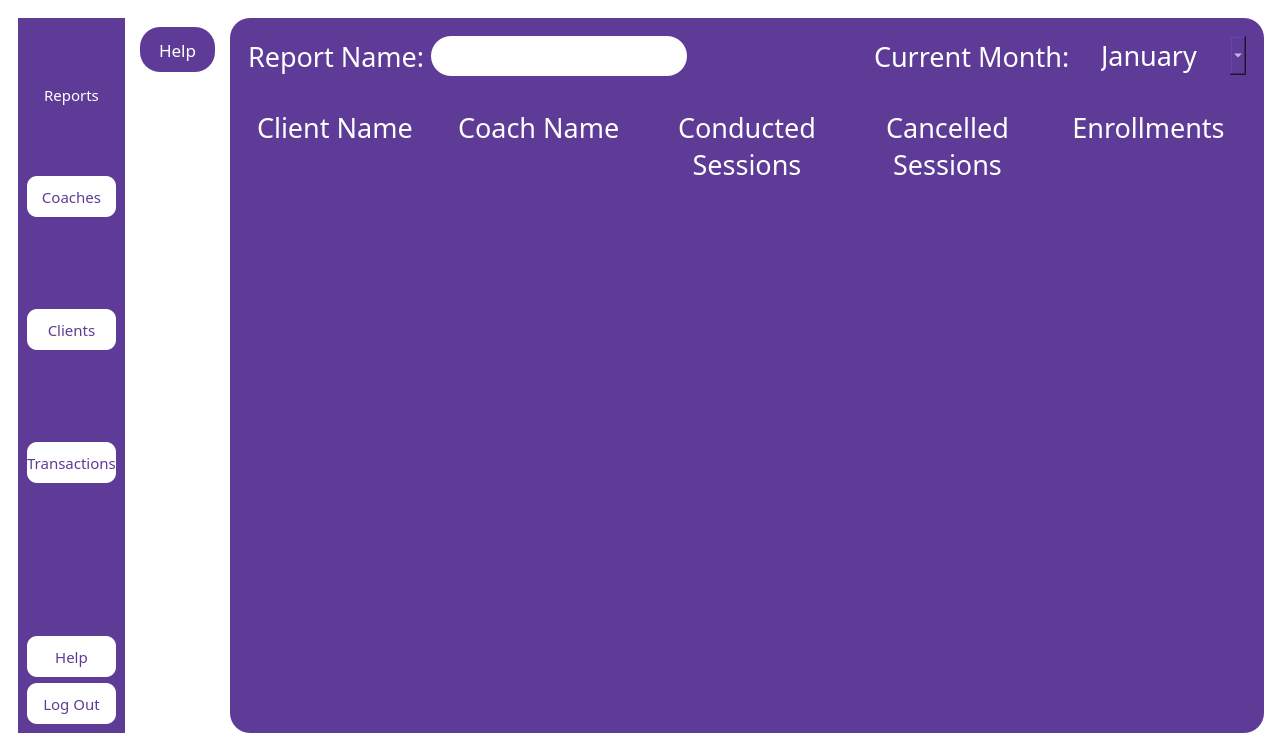
The window that qt/auditorclientsreports.ui (e-zeks/softeng) describes before a commit, drawn with Qt 5.
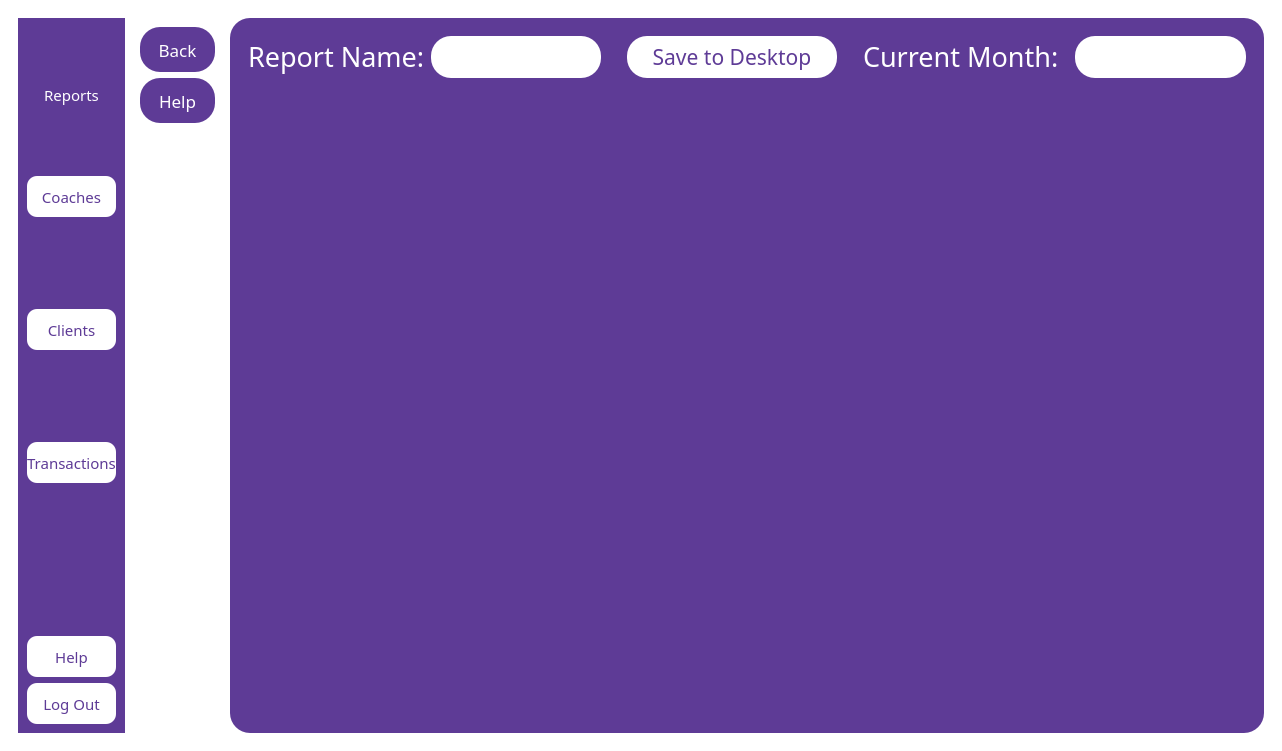
The same window after the commit. Icons and pictures are not drawn.

What changed in the file:
```diff
--- a/qt/auditorclientsreports.ui
+++ b/qt/auditorclientsreports.ui
@@ -308,6 +308,39 @@
           </sizepolicy>
          </property>
          <layout class="QVBoxLayout" name="verticalLayout_3">
+          <item>
+           <widget class="QPushButton" name="back">
+            <property name="sizePolicy">
+             <sizepolicy hsizetype="Fixed" vsizetype="Fixed">
+              <horstretch>0</horstretch>
+              <verstretch>0</verstretch>
+             </sizepolicy>
+            </property>
+            <property name="minimumSize">
+             <size>
+              <width>75</width>
+              <height>45</height>
+             </size>
+            </property>
+            <property name="font">
+             <font>
+              <family>Arial Black</family>
+              <pointsize>13</pointsize>
+             </font>
+            </property>
+            <property name="styleSheet">
+             <string notr="true">QPushButton
+{
+background-color: #5e3b96;
+color:white;
+ border-radius:20px;
+}</string>
+            </property>
+            <property name="text">
+             <string>Back</string>
+            </property>
+           </widget>
+          </item>
           <item>
            <widget class="QPushButton" name="help_2">
             <property name="sizePolicy">
@@ -370,7 +403,7 @@
           <item>
            <widget class="QWidget" name="widget_6" native="true">
             <property name="sizePolicy">
-             <sizepolicy hsizetype="Preferred" vsizetype="Maximum">
+             <sizepolicy hsizetype="Preferred" vsizetype="Preferred">
               <horstretch>0</horstretch>
               <verstretch>0</verstretch>
              </sizepolicy>
@@ -381,6 +414,12 @@
               <height>50</height>
              </size>
             </property>
+            <property name="maximumSize">
+             <size>
+              <width>16777215</width>
+              <height>60</height>
+             </size>
+            </property>
             <property name="font">
              <font>
               <pointsize>10</pointsize>
@@ -389,6 +428,12 @@
             <layout class="QHBoxLayout" name="horizontalLayout_2">
              <item>
               <widget class="QLabel" name="label_3">
+               <property name="sizePolicy">
+                <sizepolicy hsizetype="Preferred" vsizetype="Fixed">
+                 <horstretch>0</horstretch>
+                 <verstretch>0</verstretch>
+                </sizepolicy>
+               </property>
                <property name="font">
                 <font>
                  <family>Arial Black</family>
@@ -409,15 +454,15 @@
              <item>
               <widget class="QTextEdit" name="reportname">
                <property name="sizePolicy">
-                <sizepolicy hsizetype="Expanding" vsizetype="Minimum">
+                <sizepolicy hsizetype="Minimum" vsizetype="Fixed">
                  <horstretch>0</horstretch>
                  <verstretch>0</verstretch>
                 </sizepolicy>
                </property>
                <property name="minimumSize">
                 <size>
-                 <width>0</width>
-                 <height>40</height>
+                 <width>40</width>
+                 <height>20</height>
                 </size>
                </property>
                <property name="font">
@@ -435,14 +480,64 @@
                </property>
               </widget>
              </item>
+             <item>
+              <spacer name="horizontalSpacer_3">
+               <property name="orientation">
+                <enum>Qt::Orientation::Horizontal</enum>
+               </property>
+               <property name="sizeType">
+                <enum>QSizePolicy::Policy::Fixed</enum>
+               </property>
+               <property name="sizeHint" stdset="0">
+                <size>
+                 <width>20</width>
+                 <height>20</height>
+                </size>
+               </property>
+              </spacer>
+             </item>
+             <item>
+              <widget class="QPushButton" name="savetodesktop">
+               <property name="sizePolicy">
+                <sizepolicy hsizetype="Preferred" vsizetype="Preferred">
+                 <horstretch>0</horstretch>
+                 <verstretch>0</verstretch>
+                </sizepolicy>
+               </property>
+               <property name="minimumSize">
+                <size>
+                 <width>210</width>
+                 <height>20</height>
+                </size>
+               </property>
+               <property name="font">
+                <font>
+                 <family>Arial Black</family>
+                 <pointsize>16</pointsize>
+                </font>
+               </property>
+               <property name="styleSheet">
+                <string notr="true">QPushButton{
+background-color:white;
+color:#5e3b96;
+}</string>
+               </property>
+               <property name="text">
+                <string>Save to Desktop</string>
+               </property>
+              </widget>
+             </item>
              <item>
               <spacer name="horizontalSpacer">
                <property name="orientation">
                 <enum>Qt::Orientation::Horizontal</enum>
                </property>
+               <property name="sizeType">
+                <enum>QSizePolicy::Policy::Fixed</enum>
+               </property>
                <property name="sizeHint" stdset="0">
                 <size>
-                 <width>13</width>
+                 <width>20</width>
                  <height>20</height>
                 </size>
                </property>
@@ -450,6 +545,12 @@
              </item>
              <item>
               <widget class="QLabel" name="label_4">
+               <property name="sizePolicy">
+                <sizepolicy hsizetype="Preferred" vsizetype="Fixed">
+                 <horstretch>0</horstretch>
+                 <verstretch>0</verstretch>
+                </sizepolicy>
+               </property>
                <property name="font">
                 <font>
                  <family>Arial Black</family>
@@ -477,37 +578,39 @@
                </property>
                <property name="sizeHint" stdset="0">
                 <size>
-                 <width>20</width>
+                 <width>10</width>
                  <height>20</height>
                 </size>
                </property>
               </spacer>
              </item>
              <item>
-              <widget class="QComboBox" name="currentmonth">
+              <widget class="QTextEdit" name="currentmonth">
+               <property name="sizePolicy">
+                <sizepolicy hsizetype="Minimum" vsizetype="Fixed">
+                 <horstretch>0</horstretch>
+                 <verstretch>0</verstretch>
+                </sizepolicy>
+               </property>
                <property name="minimumSize">
                 <size>
-                 <width>150</width>
-                 <height>0</height>
+                 <width>40</width>
+                 <height>20</height>
                 </size>
                </property>
                <property name="font">
                 <font>
                  <family>Arial Black</family>
-                 <pointsize>20</pointsize>
+                 <pointsize>16</pointsize>
                 </font>
                </property>
                <property name="styleSheet">
-                <string notr="true">QComboBox
+                <string notr="true">QTextEdit
 {
-color:white;
+color:#5e3b96;
+background-color:white;
 }</string>
                </property>
-               <item>
-                <property name="text">
-                 <string>January</string>
-                </property>
-               </item>
               </widget>
              </item>
             </layout>
@@ -517,284 +620,7 @@
            <widget class="QWidget" name="widget_7" native="true">
             <layout class="QHBoxLayout" name="horizontalLayout_4">
              <item>
-              <widget class="QWidget" name="widget_15" native="true">
-               <layout class="QVBoxLayout" name="verticalLayout_12">
-                <item>
-                 <widget class="QLabel" name="label_9">
-                  <property name="font">
-                   <font>
-                    <family>Arial Black</family>
-                    <pointsize>20</pointsize>
-                   </font>
-                  </property>
-                  <property name="styleSheet">
-                   <string notr="true">QLabel
-{
-color:white;
-}</string>
-                  </property>
-                  <property name="text">
-                   <string>Client Name</string>
-                  </property>
-                 </widget>
-                </item>
-                <item>
-                 <spacer name="verticalSpacer_7">
-                  <property name="orientation">
-                   <enum>Qt::Orientation::Vertical</enum>
-                  </property>
-                  <property name="sizeType">
-                   <enum>QSizePolicy::Policy::Fixed</enum>
-                  </property>
-                  <property name="sizeHint" stdset="0">
-                   <size>
-                    <width>20</width>
-                    <height>60</height>
-                   </size>
-                  </property>
-                 </spacer>
-                </item>
-                <item>
-                 <widget class="QTextEdit" name="clientnamelist">
-                  <property name="font">
-                   <font>
-                    <family>Arial Black</family>
-                    <pointsize>18</pointsize>
-                   </font>
-                  </property>
-                  <property name="styleSheet">
-                   <string notr="true">QTextEdit{
-color:white;
-}</string>
-                  </property>
-                 </widget>
-                </item>
-               </layout>
-              </widget>
-             </item>
-             <item>
-              <widget class="QWidget" name="widget_11" native="true">
-               <layout class="QVBoxLayout" name="verticalLayout_6">
-                <item>
-                 <widget class="QLabel" name="label_5">
-                  <property name="font">
-                   <font>
-                    <family>Arial Black</family>
-                    <pointsize>20</pointsize>
-                   </font>
-                  </property>
-                  <property name="styleSheet">
-                   <string notr="true">QLabel
-{
-color:white;
-}</string>
-                  </property>
-                  <property name="text">
-                   <string>Coach Name</string>
-                  </property>
-                 </widget>
-                </item>
-                <item>
-                 <spacer name="verticalSpacer_3">
-                  <property name="orientation">
-                   <enum>Qt::Orientation::Vertical</enum>
-                  </property>
-                  <property name="sizeType">
-                   <enum>QSizePolicy::Policy::Fixed</enum>
-                  </property>
-                  <property name="sizeHint" stdset="0">
-                   <size>
-                    <width>20</width>
-                    <height>60</height>
-                   </size>
-                  </property>
-                 </spacer>
-                </item>
-                <item>
-                 <widget class="QTextEdit" name="coachnamelist">
-                  <property name="font">
-                   <font>
-                    <family>Arial Black</family>
-                    <pointsize>18</pointsize>
-                   </font>
-                  </property>
-                  <property name="styleSheet">
-                   <string notr="true">QTextEdit{
-color:white;
-}</string>
-                  </property>
-                 </widget>
-                </item>
-               </layout>
-              </widget>
-             </item>
-             <item>
-              <widget class="QWidget" name="widget_12" native="true">
-               <layout class="QVBoxLayout" name="verticalLayout_8">
-                <item>
-                 <widget class="QLabel" name="label_6">
-                  <property name="font">
-                   <font>
-                    <family>Arial Black</family>
-                    <pointsize>20</pointsize>
-                   </font>
-                  </property>
-                  <property name="styleSheet">
-                   <string notr="true">QLabel
-{
-color:white;
-}</string>
-                  </property>
-                  <property name="text">
-                   <string>&lt;html&gt;&lt;head/&gt;&lt;body&gt;&lt;p align=&quot;center&quot;&gt;Conducted&lt;br/&gt;Sessions&lt;/p&gt;&lt;/body&gt;&lt;/html&gt;</string>
-                  </property>
-                 </widget>
-                </item>
-                <item>
-                 <spacer name="verticalSpacer_4">
-                  <property name="orientation">
-                   <enum>Qt::Orientation::Vertical</enum>
-                  </property>
-                  <property name="sizeType">
-                   <enum>QSizePolicy::Policy::Fixed</enum>
-                  </property>
-                  <property name="sizeHint" stdset="0">
-                   <size>
-                    <width>20</width>
-                    <height>20</height>
-                   </size>
-                  </property>
-                 </spacer>
-                </item>
-                <item>
-                 <widget class="QTextEdit" name="conductedsessionslist">
-                  <property name="font">
-                   <font>
-                    <family>Arial Black</family>
-                    <pointsize>18</pointsize>
-                   </font>
-                  </property>
-                  <property name="styleSheet">
-                   <string notr="true">QTextEdit{
-color:white;
-}</string>
-                  </property>
-                 </widget>
-                </item>
-               </layout>
-              </widget>
-             </item>
-             <item>
-              <widget class="QWidget" name="widget_13" native="true">
-               <layout class="QVBoxLayout" name="verticalLayout_7">
-                <item>
-                 <widget class="QLabel" name="label_7">
-                  <property name="font">
-                   <font>
-                    <family>Arial Black</family>
-                    <pointsize>20</pointsize>
-                   </font>
-                  </property>
-                  <property name="styleSheet">
-                   <string notr="true">QLabel
-{
-color:white;
-}</string>
-                  </property>
-                  <property name="text">
-                   <string>&lt;html&gt;&lt;head/&gt;&lt;body&gt;&lt;p align=&quot;center&quot;&gt;Cancelled&lt;br/&gt;Sessions&lt;/p&gt;&lt;/body&gt;&lt;/html&gt;</string>
-                  </property>
-                 </widget>
-                </item>
-                <item>
-                 <spacer name="verticalSpacer_5">
-                  <property name="orientation">
-                   <enum>Qt::Orientation::Vertical</enum>
-                  </property>
-                  <property name="sizeType">
-                   <enum>QSizePolicy::Policy::Fixed</enum>
-                  </property>
-                  <property name="sizeHint" stdset="0">
-                   <size>
-                    <width>20</width>
-                    <height>20</height>
-                   </size>
-                  </property>
-                 </spacer>
-                </item>
-                <item>
-                 <widget class="QTextEdit" name="textEdit_3">
-                  <property name="font">
-                   <font>
-                    <family>Arial Black</family>
-                    <pointsize>18</pointsize>
-                   </font>
-                  </property>
-                  <property name="styleSheet">
-                   <string notr="true">QTextEdit{
-color:white;
-}</string>
-                  </property>
-                 </widget>
-                </item>
-               </layout>
-              </widget>
-             </item>
-             <item>
-              <widget class="QWidget" name="widget_14" native="true">
-               <layout class="QVBoxLayout" name="verticalLayout_9">
-                <item>
-                 <widget class="QLabel" name="label_8">
-                  <property name="font">
-                   <font>
-                    <family>Arial Black</family>
-                    <pointsize>20</pointsize>
-                   </font>
-                  </property>
-                  <property name="styleSheet">
-                   <string notr="true">QLabel
-{
-color:white;
-}</string>
-                  </property>
-                  <property name="text">
-                   <string>&lt;html&gt;&lt;head/&gt;&lt;body&gt;&lt;p align=&quot;center&quot;&gt;Enrollments&lt;/p&gt;&lt;/body&gt;&lt;/html&gt;</string>
-                  </property>
-                 </widget>
-                </item>
-                <item>
-                 <spacer name="verticalSpacer_6">
-                  <property name="orientation">
-                   <enum>Qt::Orientation::Vertical</enum>
-                  </property>
-                  <property name="sizeType">
-                   <enum>QSizePolicy::Policy::Fixed</enum>
-                  </property>
-                  <property name="sizeHint" stdset="0">
-                   <size>
-                    <width>20</width>
-                    <height>60</height>
-                   </size>
-                  </property>
-                 </spacer>
-                </item>
-                <item>
-                 <widget class="QTextEdit" name="enrollmentslist">
-                  <property name="font">
-                   <font>
-                    <family>Arial Black</family>
-                    <pointsize>18</pointsize>
-                   </font>
-                  </property>
-                  <property name="styleSheet">
-                   <string notr="true">QTextEdit{
-color:white;
-}</string>
-                  </property>
-                 </widget>
-                </item>
-               </layout>
-              </widget>
+              <widget class="QTableWidget" name="tableWidget"/>
              </item>
             </layout>
            </widget>
```
